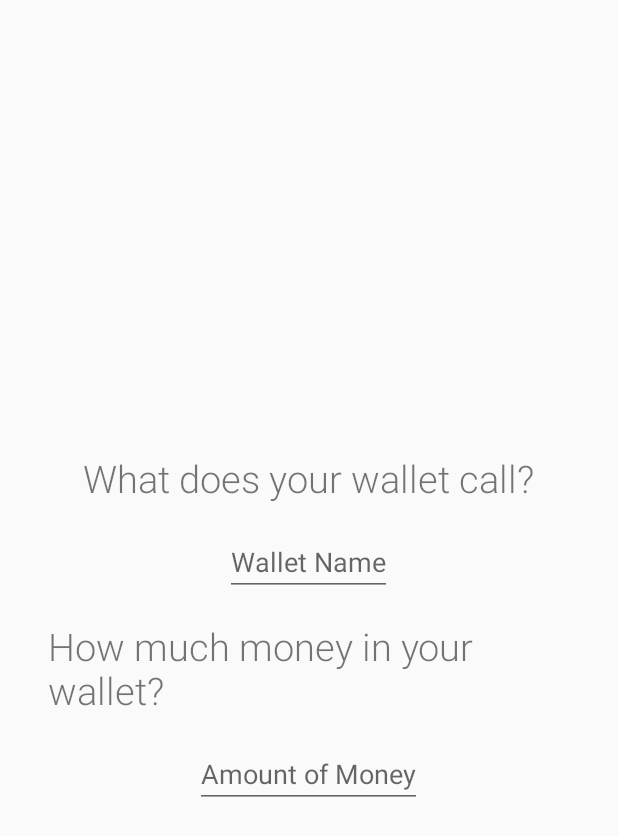
After one commit to ReiiYuki/kebthung, an Android app: the fragment FirstWalletFragment placed in its activity, on a phone screen of 412 x 824 dp. The commit adds this screen. Shown: the top 836 px of the screen. Run offline under Robolectric (Android 15) with nearby library versions, the phone set to English and light mode, and no system bars; our stand-ins replace ButterKnife.

Commit message:
Finish Prepare Fragment

```diff
--- a/app/src/main/AndroidManifest.xml
+++ b/app/src/main/AndroidManifest.xml
@@ -11,7 +11,6 @@
         android:theme="@style/AppTheme">
         <activity
             android:name=".activities.MainActivity"
-            android:label="@string/title_activity_main"
             android:theme="@style/AppTheme.NoActionBar">
 
         </activity>
--- a/app/src/main/java/skesw12/kebthung/activities/LoginActivity.java
+++ b/app/src/main/java/skesw12/kebthung/activities/LoginActivity.java
@@ -1,5 +1,6 @@
 package skesw12.kebthung.activities;
 
+import android.support.v4.app.Fragment;
 import android.support.v7.app.AppCompatActivity;
 import android.os.Bundle;
 import android.widget.ImageView;
@@ -8,26 +9,28 @@ import android.widget.LinearLayout;
 import butterknife.BindView;
 import butterknife.ButterKnife;
 import skesw12.kebthung.R;
+import skesw12.kebthung.fragments.AskNameFragment;
+import skesw12.kebthung.fragments.FirstWalletFragment;
+import skesw12.kebthung.fragments.InputPasscodeFragment;
+import skesw12.kebthung.models.User;
 
 public class LoginActivity extends AppCompatActivity {
-    @BindView(R.id.pin1) ImageView pin1;
-    @BindView(R.id.pin2) ImageView pin2;
-    @BindView(R.id.pin3) ImageView pin3;
-    @BindView(R.id.pin4) ImageView pin4;
-    private ImageView[] imageViews;
+
+    private Fragment askNameFragment,firstWalletFragment,inputPasscodeFragment;
     @Override
     protected void onCreate(Bundle savedInstanceState) {
         super.onCreate(savedInstanceState);
         setContentView(R.layout.activity_login);
-        ButterKnife.bind(this);
-        initPinCodeCircle();
+        initFragment();
     }
-    private void initPinCodeCircle(){
-        imageViews = new ImageView[]{pin1, pin2, pin3, pin4};
-//        LinearLayout.LayoutParams lp = new LinearLayout.LayoutParams(LinearLayout.LayoutParams.WRAP_CONTENT, LinearLayout.LayoutParams.WRAP_CONTENT);
-//        lp.setMargins(16,16,16,16);
-//        for (ImageView m : imageViews){
-//            m.setLayoutParams(lp);
-//        }
+
+    private void initFragment(){
+        askNameFragment = new AskNameFragment();
+        firstWalletFragment = new FirstWalletFragment();
+        inputPasscodeFragment = new InputPasscodeFragment();
+    }
+
+    private void decideFragment(){
+        if (User.getInstance())
     }
 }
--- /dev/null
+++ b/app/src/main/java/skesw12/kebthung/fragments/AskNameFragment.java
@@ -0,0 +1,28 @@
+package skesw12.kebthung.fragments;
+
+
+import android.os.Bundle;
+import android.support.v4.app.Fragment;
+import android.view.LayoutInflater;
+import android.view.View;
+import android.view.ViewGroup;
+
+import skesw12.kebthung.R;
+
+/**
+ * A simple {@link Fragment} subclass.
+ */
+public class AskNameFragment extends Fragment {
+
+
+    public AskNameFragment() {}
+
+
+    @Override
+    public View onCreateView(LayoutInflater inflater, ViewGroup container,
+                             Bundle savedInstanceState) {
+        // Inflate the layout for this fragment
+        return inflater.inflate(R.layout.fragment_ask_name, container, false);
+    }
+
+}
--- /dev/null
+++ b/app/src/main/java/skesw12/kebthung/fragments/FirstWalletFragment.java
@@ -0,0 +1,28 @@
+package skesw12.kebthung.fragments;
+
+
+import android.os.Bundle;
+import android.support.v4.app.Fragment;
+import android.view.LayoutInflater;
+import android.view.View;
+import android.view.ViewGroup;
+
+import skesw12.kebthung.R;
+
+/**
+ * A simple {@link Fragment} subclass.
+ */
+public class FirstWalletFragment extends Fragment {
+
+
+    public FirstWalletFragment() {}
+
+
+    @Override
+    public View onCreateView(LayoutInflater inflater, ViewGroup container,
+                             Bundle savedInstanceState) {
+        // Inflate the layout for this fragment
+        return inflater.inflate(R.layout.fragment_first_wallet, container, false);
+    }
+
+}
--- /dev/null
+++ b/app/src/main/java/skesw12/kebthung/fragments/InputPasscodeFragment.java
@@ -0,0 +1,27 @@
+package skesw12.kebthung.fragments;
+
+
+import android.os.Bundle;
+import android.support.v4.app.Fragment;
+import android.view.LayoutInflater;
+import android.view.View;
+import android.view.ViewGroup;
+
+import skesw12.kebthung.R;
+
+/**
+ * A simple {@link Fragment} subclass.
+ */
+public class InputPasscodeFragment extends Fragment {
+
+
+    public InputPasscodeFragment() {}
+
+
+    @Override
+    public View onCreateView(LayoutInflater inflater, ViewGroup container,
+                             Bundle savedInstanceState) {
+        return inflater.inflate(R.layout.fragment_input_passcode, container, false);
+    }
+
+}
--- /dev/null
+++ b/app/src/main/res/layout/fragment_first_wallet.xml
@@ -0,0 +1,37 @@
+<LinearLayout xmlns:android="http://schemas.android.com/apk/res/android"
+    xmlns:tools="http://schemas.android.com/tools"
+    android:layout_width="match_parent"
+    android:layout_height="match_parent"
+    tools:context="skesw12.kebthung.fragments.FirstWalletFragment"
+    android:orientation="vertical"
+    android:gravity="center">
+
+    <TextView
+        android:layout_width="wrap_content"
+        android:layout_height="wrap_content"
+        android:text="What does your wallet call?"
+        android:fontFamily="sans-serif-light"
+        android:textSize="25sp"
+        android:id="@+id/wallet_name_text"
+        android:layout_margin="@dimen/fab_margin"
+        />
+    <EditText
+        android:layout_width="wrap_content"
+        android:layout_height="wrap_content"
+        android:hint="Wallet Name"
+        />
+    <TextView
+        android:layout_width="wrap_content"
+        android:layout_height="wrap_content"
+        android:text="How much money in your wallet?"
+        android:fontFamily="sans-serif-light"
+        android:textSize="25sp"
+        android:id="@+id/name_text"
+        android:layout_margin="@dimen/fab_margin"
+        />
+    <EditText
+        android:layout_width="wrap_content"
+        android:layout_height="wrap_content"
+        android:hint="Amount of Money"
+        />
+</LinearLayout>
```
Also changed, not shown: app/src/main/res/layout/activity_login.xml (+3 -119 lines), app/src/main/res/layout/fragment_ask_name.xml (added, +22 -0 lines), app/src/main/res/layout/fragment_input_passcode.xml (added, +143 -0 lines).
